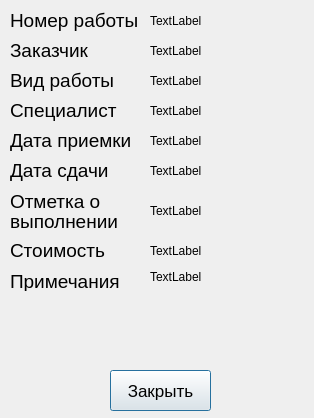
MrKykypy3ka/SRM_IT, file forms/viewForm.ui: the form before one commit.
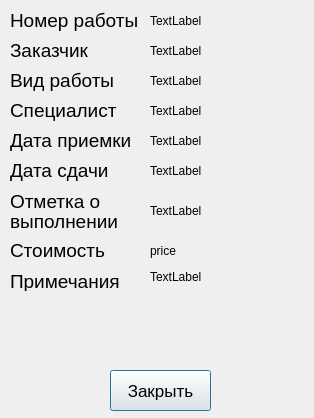
The form after the commit.

What changed in the file:
```diff
--- a/forms/viewForm.ui
+++ b/forms/viewForm.ui
@@ -270,7 +270,7 @@
     <string>TextLabel</string>
    </property>
   </widget>
-  <widget class="QLabel" name="date_end">
+  <widget class="QLabel" name="price">
    <property name="geometry">
     <rect>
      <x>150</x>
@@ -280,7 +280,7 @@
     </rect>
    </property>
    <property name="text">
-    <string>TextLabel</string>
+    <string>price</string>
    </property>
   </widget>
   <widget class="QLabel" name="mark">
```
Left out of the diff: 4 changed lines with no effect on the pictures.
